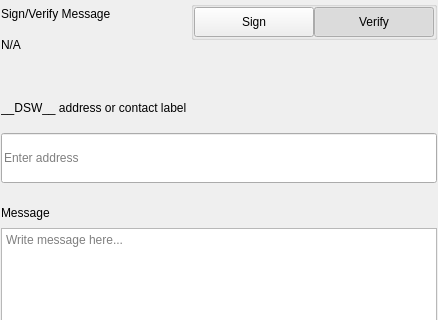
Above: src/qt/pivx/settings/forms/settingssignmessagewidgets.ui from decenomy/DSW before the change; both pictures show x 0 to 438 and y 0 to 320 of the 438 by 579 pixel window. Below: the same form after it.
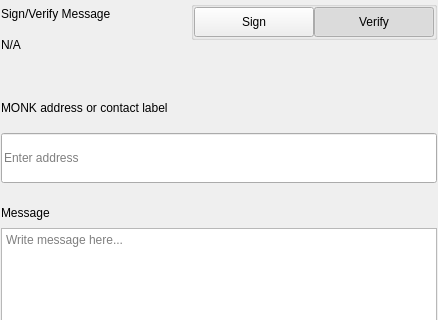
That is the form after the change.

Commit message: Replace standard coin unit __DSW__ by MONK

What changed in the file:
```diff
--- a/src/qt/pivx/settings/forms/settingssignmessagewidgets.ui
+++ b/src/qt/pivx/settings/forms/settingssignmessagewidgets.ui
@@ -276,7 +276,7 @@
                </size>
               </property>
               <property name="text">
-               <string>__DSW__ address or contact label</string>
+               <string>MONK address or contact label</string>
               </property>
              </widget>
             </item>
```
The commit also changes 7 other files.
